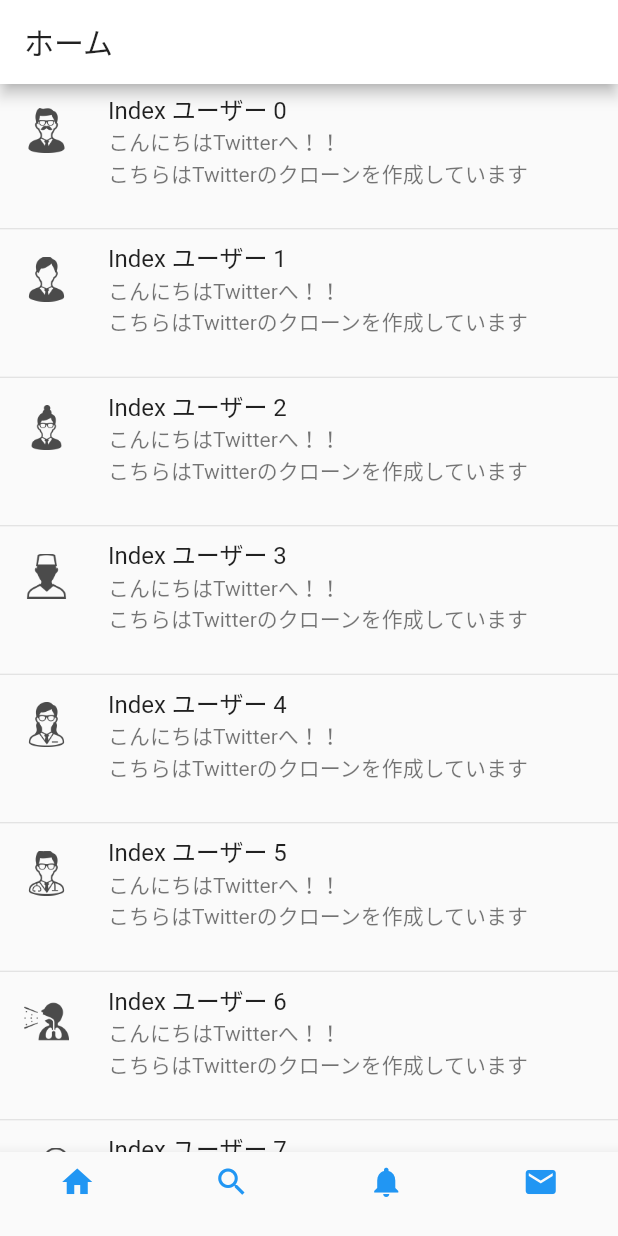
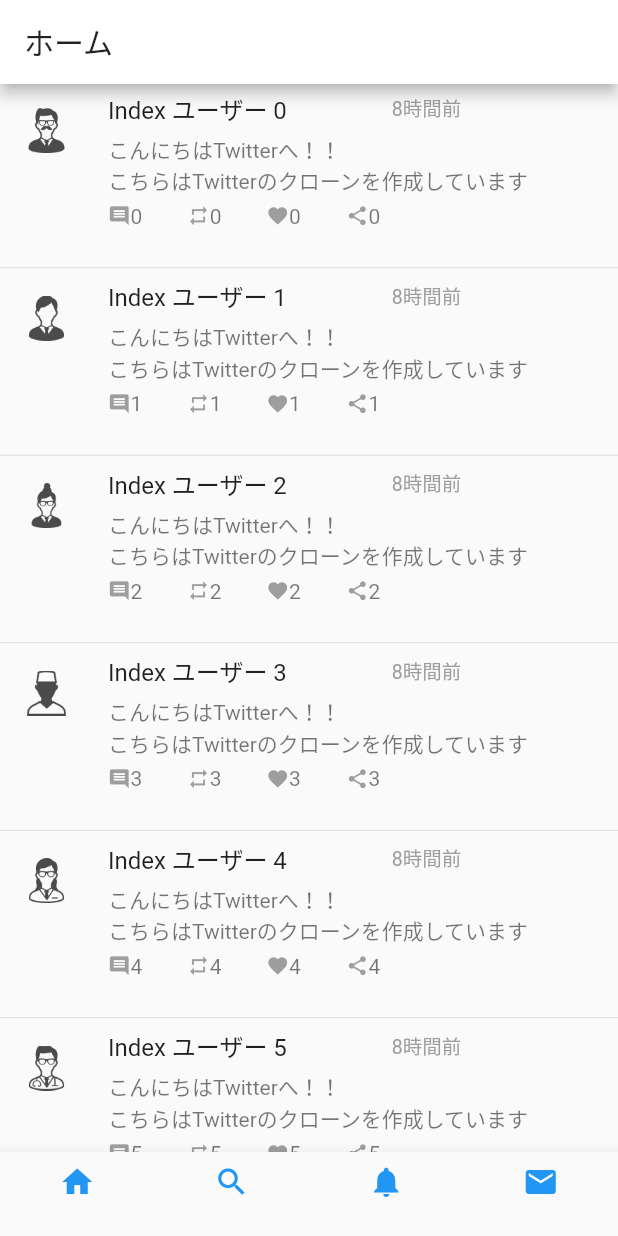
Before and after one commit to takehiro-takahashi/twitter-client-app, a Flutter app: the screen it shows after launch, on a phone screen of 412 x 824 dp. Run offline on Flutter 3.47's test engine with Material 2 defaults, Android fonts, the phone set to English and light mode, and no system bars.

Commit message:
timeline complete

```diff
--- a/lib/pages/Home.dart
+++ b/lib/pages/Home.dart
@@ -15,15 +15,67 @@ class _HomeState extends State<Home> {
             return InkWell(
               onTap: (){},
               child: Column(
+                crossAxisAlignment: CrossAxisAlignment.center,
                 children: <Widget>[
                   ListTile(
-                    title: Text("Index ユーザー $index"),
+                    title: Row(
+                      children: <Widget>[
+                        Text("Index ユーザー $index"),
+                        SizedBox(width: 70.0,),
+                        Text(
+                          "8時間前",
+                          style: TextStyle(fontSize: 13.0, color: Colors.grey),
+                        )
+                      ],
+                    ),
                     leading: Image.asset(
                       "assets/icon$index.png",
                       width: 30.0,
                       height: 30.0,
                     ),
-                    subtitle: Text("こんにちはTwitterへ！！\nこちらはTwitterのクローンを作成しています"),
+                    subtitle: Container(
+                      child: Column(
+                        mainAxisAlignment: MainAxisAlignment.start,
+                        crossAxisAlignment: CrossAxisAlignment.start,
+                        children: <Widget>[
+                          SizedBox(height: 5.0,),
+                          Text("こんにちはTwitterへ！！\nこちらはTwitterのクローンを作成しています"),
+                          SizedBox(height: 5.0,),
+                          Row(
+                            children: <Widget>[
+                              Icon(
+                                Icons.comment,
+                                size: 15.0,
+                                color: Colors.grey,
+                              ),
+                              Text(index.toString()),
+                              SizedBox(width: 30.0,),
+                              Icon(
+                                Icons.repeat,
+                                size: 15.0,
+                                color: Colors.grey,
+                              ),
+                              Text(index.toString()),
+                              SizedBox(width: 30.0,),
+                              Icon(
+                                Icons.favorite,
+                                size: 15.0,
+                                color: Colors.grey,
+                              ),
+                              Text(index.toString()),
+                              SizedBox(width: 30.0,),
+                              Icon(
+                                Icons.share,
+                                size: 15.0,
+                                color: Colors.grey,
+                              ),
+                              Text(index.toString()),
+                              SizedBox(width: 30.0,),
+                            ],
+                          )
+                        ],
+                      ),
+                    ),
                   ),
                   SizedBox(height: 20.0,),
                   Divider(height: 5.0,),
```
